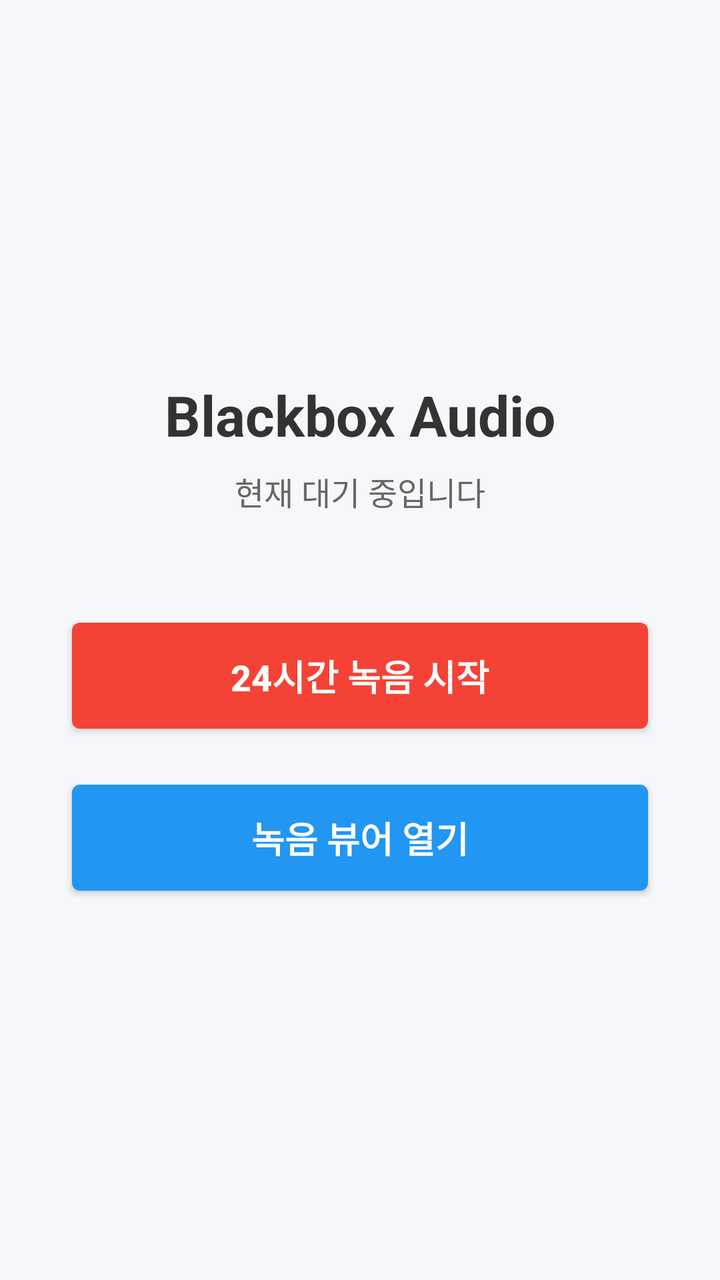
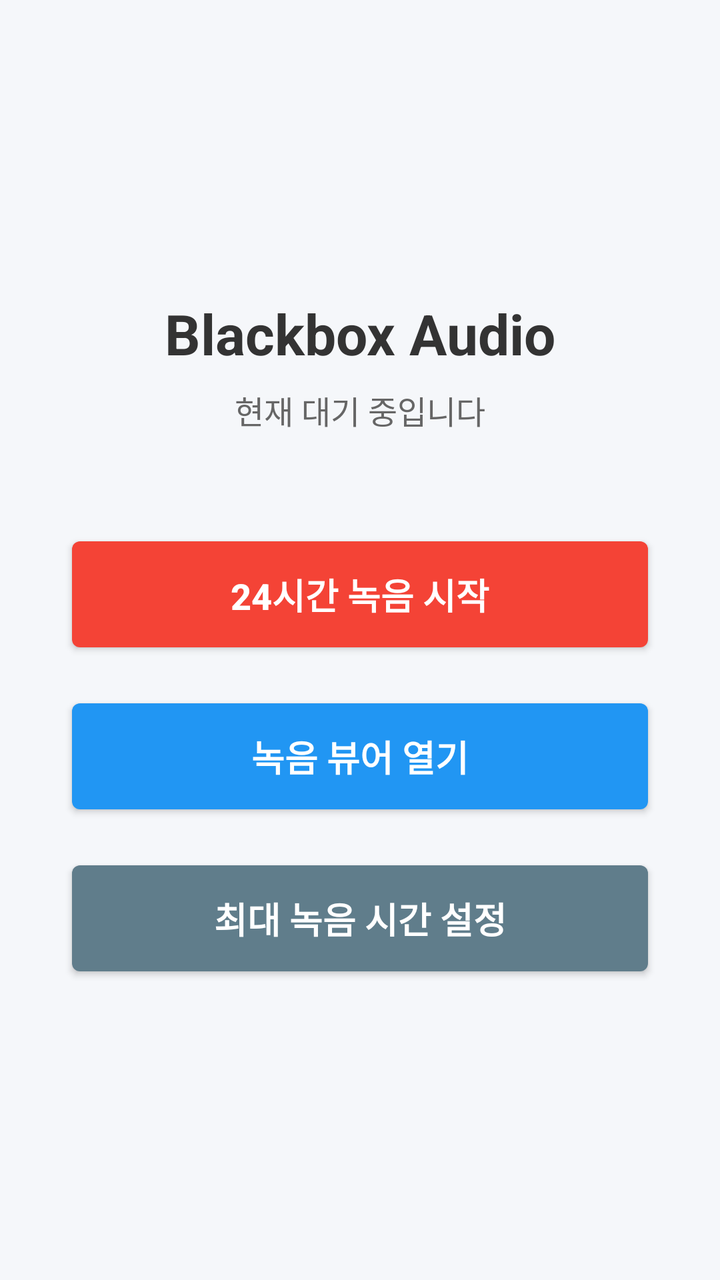

The first picture is an Android layout as it rendered before a commit; the second is the same layout after the commit. The layout source and the unified diff follow.
<!-- AndroidManifest.xml: application theme android:Theme.DeviceDefault.Light.NoActionBar -->
<!-- res/layout/activity_main.xml -->
<?xml version="1.0" encoding="utf-8"?>

<LinearLayout xmlns:android="http://schemas.android.com/apk/res/android"
    android:layout_width="match_parent"
    android:layout_height="match_parent"
    android:background="#F5F7FA"
    android:gravity="center"
    android:orientation="vertical"
    android:padding="32dp">

    <TextView
        android:layout_width="wrap_content"
        android:layout_height="wrap_content"
        android:layout_marginBottom="8dp"
        android:text="Blackbox Audio"
        android:textColor="#333333"
        android:textSize="28sp"
        android:textStyle="bold" />

    <TextView
        android:id="@+id/statusText"
        android:layout_width="wrap_content"
        android:layout_height="wrap_content"
        android:layout_marginBottom="48dp"
        android:text="현재 대기 중입니다"
        android:textColor="#666666"
        android:textSize="16sp" />

    <Button
        android:id="@+id/btnRecord"
        android:layout_width="match_parent"
        android:layout_height="65dp"
        android:layout_marginBottom="16dp"
        android:backgroundTint="#F44336"
        android:text="24시간 녹음 시작"
        android:textColor="#FFFFFF"
        android:textSize="18sp"
        android:textStyle="bold" />

    <Button
        android:id="@+id/btnPlay"
        android:layout_width="match_parent"
        android:layout_height="65dp"
        android:backgroundTint="#2196F3"
        android:text="녹음 뷰어 열기"
        android:textColor="#FFFFFF"
        android:textSize="18sp"
        android:textStyle="bold" />

</LinearLayout>
<!-- resources referenced by this layout -->
<resources>

</resources>

<!-- the commit's change to res/layout/activity_main.xml (unified diff, before → after) -->
@@ -46,5 +46,15 @@
         android:textColor="#FFFFFF"
         android:textSize="18sp"
         android:textStyle="bold" />
+    <Button
+        android:id="@+id/btnSettings"
+        android:layout_width="match_parent"
+        android:layout_height="65dp"
+        android:layout_marginTop="16dp"
+        android:backgroundTint="#607D8B"
+        android:text="최대 녹음 시간 설정"
+        android:textColor="#FFFFFF"
+        android:textSize="18sp"
+        android:textStyle="bold" />
 
 </LinearLayout>
